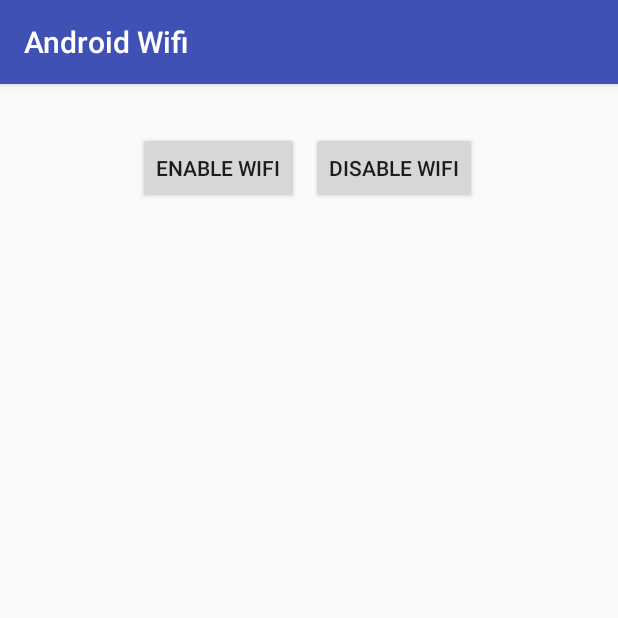
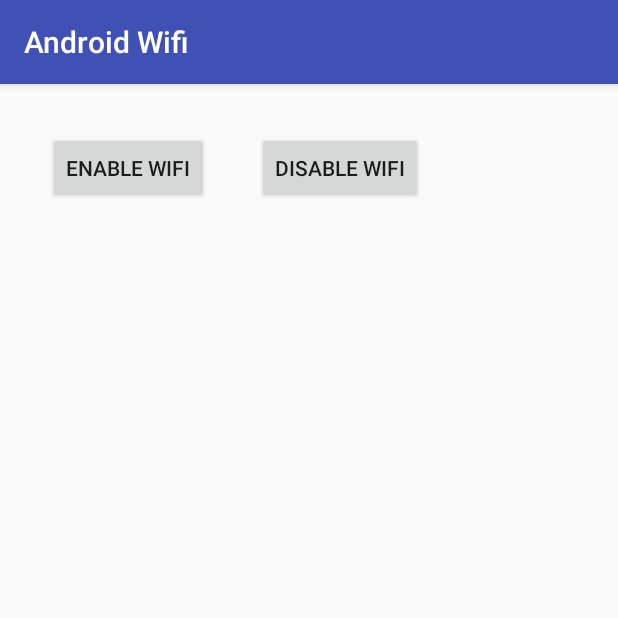
Before and after one commit to hihasan/Android-Cheat-Code, an Android app: the screen it shows after launch (MainActivity), on a phone screen of 412 x 824 dp, the top half of it. Run offline under Robolectric (Android 15) with nearby library versions, the phone set to English and light mode, and no system bars.

Commit message:
Main Layout

```diff
--- a/AndroidWifi/app/src/main/res/layout/activity_main.xml
+++ b/AndroidWifi/app/src/main/res/layout/activity_main.xml
@@ -18,10 +18,10 @@
         android:id="@+id/button1"
         android:layout_width="wrap_content"
         android:layout_height="wrap_content"
-        android:layout_marginLeft="76dp"
         android:text="Enable Wifi"
         android:layout_marginTop="16sp"
-        android:layout_marginRight="8sp"/>
+        android:layout_marginRight="16sp"
+        android:layout_marginLeft="16sp"/>
 
     <Button
         android:id="@+id/button2"
@@ -29,6 +29,7 @@
         android:layout_height="wrap_content"
         android:text="Disable Wifi"
         android:layout_marginTop="16sp"
-        android:layout_toRightOf="@+id/button1"/>
+        android:layout_toRightOf="@+id/button1"
+        android:layout_marginLeft="16sp"/>
 
 </RelativeLayout>
```
